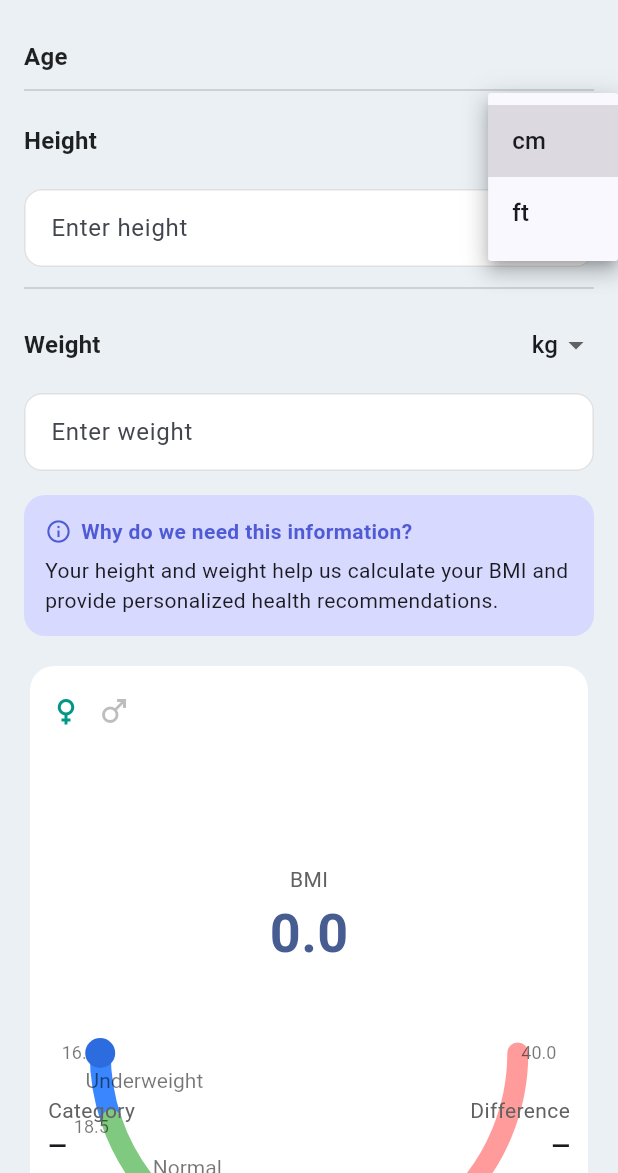
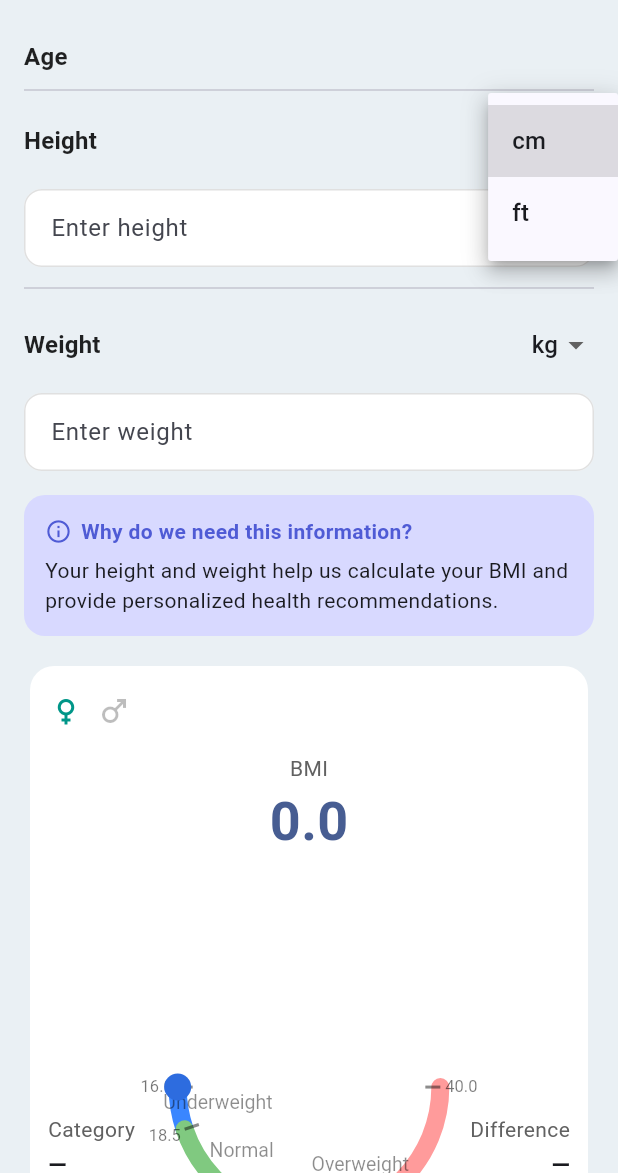
Before and after one commit to marksev/bmi_calculator_flutter, a Flutter app: the screen it shows after launch, after a tap on "cm", on a phone screen of 412 x 824 dp, the part 63-1236 px from its top. Run offline on Flutter 3.47's test engine with Material 3 defaults, Android fonts, the phone set to English and light mode, and no system bars.

Commit message:
Update main.dart

```diff
--- a/lib/main.dart
+++ b/lib/main.dart
@@ -185,40 +185,29 @@ class _BmiScreenState extends State<BmiScreen> {
                     ],
                   ),
                   const SizedBox(height: 16),
-
-                  // Gauge + BMI number
-                  SizedBox(
-                    height: 220,
-                    child: Stack(
-                      alignment: Alignment.center,
-                      children: [
-                        CustomPaint(
-                          size: const Size(double.infinity, 200),
-                          painter: _BmiGaugePainter(value: bmi),
-                        ),
-                        Column(
-                          mainAxisSize: MainAxisSize.min,
-                          children: [
-                            Text(
-                              'BMI',
-                              style: TextStyle(
-                                  color: Colors.grey.shade700, fontSize: 14),
-                            ),
+        // BMI label + value kept as widgets (no overlap)
+        Text('BMI', style: TextStyle(color: Colors.grey.shade700, fontSize: 14)),
         Text(
           bmi.toStringAsFixed(1),
           style: TextStyle(
             fontSize: 36,
             fontWeight: FontWeight.w700,
-                                color: cs.primary,
+            color: Theme.of(context).colorScheme.primary,
           ),
         ),
-                          ],
-                        ),
-                      ],
+        const SizedBox(height: 4),
+
+        // Gauge keeps fixed aspect ratio; internal padding keeps it away from edges
+        AspectRatio(
+          aspectRatio: 2.1, // wide semicircle
+          child: Padding(
+            padding: const EdgeInsets.fromLTRB(8, 6, 8, 6),
+            child: CustomPaint(
+              painter: _BmiGaugePainter(value: bmi),
+              willChange: false,
             ),
           ),
-
-                  const SizedBox(height: 8),
+        ),
 
                   // Category / Difference row
                   Row(
@@ -429,119 +418,106 @@ class _BmiScreenState extends State<BmiScreen> {
 
 /// Simple semicircular gauge with colored ranges and a pointer for current BMI.
 /// Ranges: Underweight 16–18.5 (blue), Normal 18.5–25 (green), Overweight 25–40 (red).
+
 class _BmiGaugePainter extends CustomPainter {
   _BmiGaugePainter({required this.value});
-
   final double value;
 
   static const double min = 16.0;
   static const double max = 40.0;
 
-  // Convert BMI to angle (start at 180°, end at 0°)
-  double _angleFor(double v) {
-    final clamped = v.isNaN ? min : v.clamp(min, max);
-    final t = (clamped - min) / (max - min); // 0..1
-    return math.pi - (math.pi * t); // pi..0
+  @override
+  void paint(Canvas canvas, Size size) {
+    final padding = 12.0;
+    final w = size.width - padding * 2;
+    final h = size.height - padding * 2;
+    final origin = Offset(padding, padding);
+
+    final radius = math.min(w, h * 1.35) / 2;
+    final center = Offset(origin.dx + w / 2, origin.dy + h);
+
+    final base = Paint()
+      ..style = PaintingStyle.stroke
+      ..strokeWidth = 12
+      ..strokeCap = StrokeCap.round;
+
+    final arcRect = Rect.fromCircle(center: center, radius: radius);
+
+    double angleFor(double v) {
+      final t = ((v.clamp(min, max) - min) / (max - min));
+      return math.pi * (1.0 - t);
+    }
+
+    void drawSegment(double fromBmi, double toBmi, Color color) {
+      final start = angleFor(fromBmi);
+      final end = angleFor(toBmi);
+      final sweep = end - start;
+      canvas.drawArc(arcRect, start, sweep, false, base..color = color);
+    }
+
+    drawSegment(16.0, 18.5, const Color(0xFF3A86FF));   // Underweight
+    drawSegment(18.5, 25.0, const Color(0xFF80C980));   // Normal
+    drawSegment(25.0, 40.0, const Color(0xFFFF9B9B));   // Overweight+
+
+    final tick = Paint()
+      ..style = PaintingStyle.stroke
+      ..strokeWidth = 2
+      ..color = Colors.black45;
+    const tickLen = 10.0;
+
+    void drawTick(double bmi, String label) {
+      final a = angleFor(bmi);
+      final outer = Offset(center.dx + radius * math.cos(a),
+          center.dy + radius * math.sin(a));
+      final inner = Offset(center.dx + (radius - tickLen) * math.cos(a),
+          center.dy + (radius - tickLen) * math.sin(a));
+      canvas.drawLine(inner, outer, tick);
+
+      final tp = TextPainter(
+        text: TextSpan(style: const TextStyle(fontSize: 11, color: Colors.black54), text: label),
+        textDirection: TextDirection.ltr,
+      )..layout();
+      final textPos = Offset(
+        center.dx + (radius + 14) * math.cos(a) - tp.width / 2,
+        center.dy + (radius + 14) * math.sin(a) - tp.height / 2,
+      );
+      tp.paint(canvas, textPos);
+    }
+
+    drawTick(16.0, '16.0');
+    drawTick(18.5, '18.5');
+    drawTick(25.0, '25.0');
+    drawTick(40.0, '40.0');
+
+    void drawTitle(String s, double midBmi) {
+      final a = angleFor(midBmi);
+      final r2 = radius - 26;
+      final tp = TextPainter(
+        text: TextSpan(style: const TextStyle(fontSize: 13, color: Colors.black45), text: s),
+        textDirection: TextDirection.ltr,
+      )..layout();
+      final pos = Offset(
+        center.dx + r2 * math.cos(a) - tp.width / 2,
+        center.dy + r2 * math.sin(a) - tp.height / 2,
+      );
+      tp.paint(canvas, pos);
+    }
+
+    drawTitle('Underweight', (16.0 + 18.5) / 2);
+    drawTitle('Normal', (18.5 + 25.0) / 2);
+    drawTitle('Overweight', (25.0 + 40.0) / 2);
+
+    final show = value.isNaN ? min : value.clamp(min, max).toDouble();
+    final a = angleFor(show);
+    final pointer = Offset(center.dx + radius * math.cos(a),
+        center.dy + radius * math.sin(a));
+    final p = Paint()..color = const Color(0xFF2D6CDF);
+    canvas.drawCircle(pointer, 9, p);
   }
 
   @override
-  void paint(Canvas canvas, Size size) {
-    final w = size.width;
-    final center = Offset(w / 2, size.height * 0.95);
-    final radius = math.min(w * 0.8, size.height * 1.7) / 2;
-
-    final base = Paint()
-      ..style = PaintingStyle.stroke
-      ..strokeWidth = 14
-      ..strokeCap = StrokeCap.round;
-
-    // Draw colored arcs
-    void arc(double startDeg, double sweepDeg, Color color) {
-      final rect =
-          Rect.fromCircle(center: center, radius: radius);
-      final start = startDeg * (math.pi / 180);
-      final sweep = sweepDeg * (math.pi / 180);
-      final p = base..color = color;
-      canvas.drawArc(rect, start, sweep, false, p);
+  bool shouldRepaint(covariant _BmiGaugePainter old) => old.value != value;
 }
-
-    // Map BMI breakpoints to degrees (180 -> 0)
-    double degFor(double v) => 180 - ((v - min) / (max - min)) * 180;
-
-    // Segments: [16..18.5] blue, [18.5..25] green, [25..40] red
-    arc(180, degFor(18.5) - 180, const Color(0xFF3A86FF)); // Underweight
-    arc(degFor(18.5), degFor(25.0) - degFor(18.5), const Color(0xFF80C980)); // Normal
-    arc(degFor(25.0), degFor(40.0) - degFor(25.0), const Color(0xFFFF9B9B)); // Overweight+
-
-    // Tick labels (16, 18.5, 25, 40)
-    final textPainter = (String s) {
-      final tp = TextPainter(
-        text: TextSpan(
-            text: s,
-            style:
-                const TextStyle(fontSize: 12, color: Colors.black54)),
-        textDirection: TextDirection.ltr,
-      )..layout();
-      return tp;
-    };
-
-    void label(double v, String s, double rOff) {
-      final a = _angleFor(v);
-      final pos = Offset(
-        center.dx + (radius + rOff) * math.cos(a),
-        center.dy + (radius + rOff) * math.sin(a),
-      );
-      final tp = textPainter(s);
-      canvas.save();
-      canvas.translate(pos.dx - tp.width / 2, pos.dy - tp.height / 2);
-      tp.paint(canvas, Offset.zero);
-      canvas.restore();
-    }
-
-    label(18.5, '18.5', 14);
-    label(25.0, '25.0', 14);
-    label(16.0, '16.0', 14);
-    label(40.0, '40.0', 14);
-
-    // Section titles “Underweight / Normal / Overweight”
-    void title(String s, double midVal) {
-      final a = _angleFor(midVal);
-      final r2 = radius - 28;
-      final pos = Offset(
-        center.dx + r2 * math.cos(a),
-        center.dy + r2 * math.sin(a),
-      );
-      final tp = TextPainter(
-        text: TextSpan(
-            text: s,
-            style:
-                const TextStyle(fontSize: 14, color: Colors.black54)),
-        textDirection: TextDirection.ltr,
-      )..layout();
-      canvas.save();
-      canvas.translate(pos.dx - tp.width / 2, pos.dy - tp.height / 2);
-      tp.paint(canvas, Offset.zero);
-      canvas.restore();
-    }
-
-    title('Underweight', (16 + 18.5) / 2);
-    title('Normal', (18.5 + 25.0) / 2);
-    title('Overweight', (25.0 + 40.0) / 2);
-
-    // Pointer
-    final angle = _angleFor(value == 0 ? 16 : value);
-    final pointerLen = 10.0;
-    final pointerCenter =
-        Offset(center.dx + radius * math.cos(angle), center.dy + radius * math.sin(angle));
-    final p = Paint()..color = const Color(0xFF2D6CDF);
-    canvas.drawCircle(pointerCenter, 10, p);
-  }
-
-  @override
-  bool shouldRepaint(covariant _BmiGaugePainter oldDelegate) =>
-      oldDelegate.value != value;
-}
-
 class _UnitPicker extends StatelessWidget {
   const _UnitPicker(
       {required this.value, required this.items, required this.onChanged});
```
Lines whose indentation alone changed are shown as unchanged.
